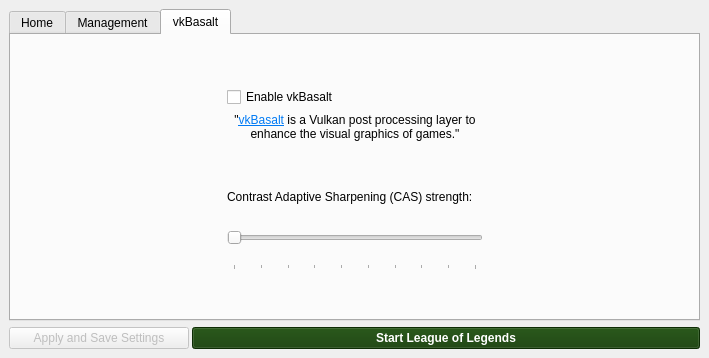
Qt form src/installer.ui (polkaulfield/lol-for-linux-installer) before a commit.
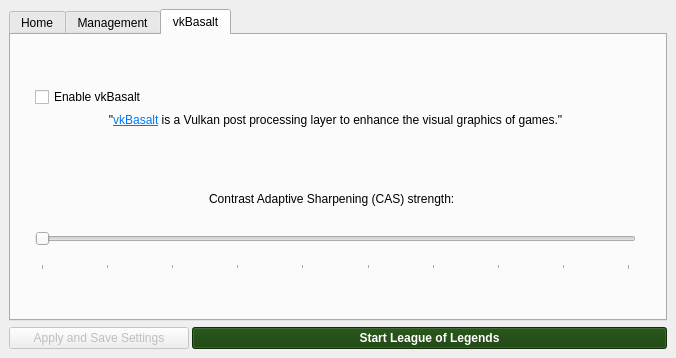
The same form after that commit. The open tabs and pages were chosen to show the change. Icons and pictures are not drawn.

Commit message: Reduce spacing in the vkbasalt tab

Diff of the .ui file:
```diff
--- a/src/installer.ui
+++ b/src/installer.ui
@@ -9,7 +9,7 @@
    <rect>
     <x>0</x>
     <y>0</y>
-    <width>709</width>
+    <width>676</width>
     <height>358</height>
    </rect>
   </property>
@@ -806,25 +806,44 @@
                  <string>vkBasalt</string>
                 </attribute>
                 <layout class="QGridLayout" name="gridLayout">
-                 <item row="4" column="2">
-                  <spacer name="horizontalSpacer_5">
+                 <item row="8" column="1">
+                  <spacer name="verticalSpacer_8">
                    <property name="orientation">
-                    <enum>Qt::Horizontal</enum>
+                    <enum>Qt::Vertical</enum>
+                   </property>
+                   <property name="sizeType">
+                    <enum>QSizePolicy::Preferred</enum>
                    </property>
                    <property name="sizeHint" stdset="0">
                     <size>
-                     <width>40</width>
-                     <height>20</height>
+                     <width>20</width>
+                     <height>40</height>
                     </size>
                    </property>
                   </spacer>
                  </item>
-                 <item row="3" column="1">
+                 <item row="5" column="1">
                   <spacer name="verticalSpacer_6">
                    <property name="orientation">
                     <enum>Qt::Vertical</enum>
                    </property>
                    <property name="sizeType">
+                    <enum>QSizePolicy::MinimumExpanding</enum>
+                   </property>
+                   <property name="sizeHint" stdset="0">
+                    <size>
+                     <width>20</width>
+                     <height>40</height>
+                    </size>
+                   </property>
+                  </spacer>
+                 </item>
+                 <item row="0" column="1">
+                  <spacer name="verticalSpacer_7">
+                   <property name="orientation">
+                    <enum>Qt::Vertical</enum>
+                   </property>
+                   <property name="sizeType">
                     <enum>QSizePolicy::Preferred</enum>
                    </property>
                    <property name="sizeHint" stdset="0">
@@ -835,13 +854,32 @@
                    </property>
                   </spacer>
                  </item>
-                 <item row="4" column="1">
+                 <item row="5" column="2">
+                  <spacer name="horizontalSpacer_12">
+                   <property name="orientation">
+                    <enum>Qt::Horizontal</enum>
+                   </property>
+                   <property name="sizeType">
+                    <enum>QSizePolicy::Fixed</enum>
+                   </property>
+                   <property name="sizeHint" stdset="0">
+                    <size>
+                     <width>20</width>
+                     <height>0</height>
+                    </size>
+                   </property>
+                  </spacer>
+                 </item>
+                 <item row="6" column="1">
                   <layout class="QHBoxLayout" name="horizontalLayout_6">
                    <property name="spacing">
-                    <number>3</number>
+                    <number>1</number>
                    </property>
                    <property name="sizeConstraint">
-                    <enum>QLayout::SetMaximumSize</enum>
+                    <enum>QLayout::SetDefaultConstraint</enum>
+                   </property>
+                   <property name="leftMargin">
+                    <number>0</number>
                    </property>
                    <property name="topMargin">
                     <number>0</number>
@@ -849,116 +887,74 @@
                    <property name="rightMargin">
                     <number>0</number>
                    </property>
+                   <item>
+                    <spacer name="horizontalSpacer_6">
+                     <property name="orientation">
+                      <enum>Qt::Horizontal</enum>
+                     </property>
+                     <property name="sizeHint" stdset="0">
+                      <size>
+                       <width>40</width>
+                       <height>20</height>
+                      </size>
+                     </property>
+                    </spacer>
+                   </item>
                    <item>
                     <widget class="QLabel" name="vkbasaltlabel">
+                     <property name="sizePolicy">
+                      <sizepolicy hsizetype="Minimum" vsizetype="Minimum">
+                       <horstretch>0</horstretch>
+                       <verstretch>0</verstretch>
+                      </sizepolicy>
+                     </property>
                      <property name="text">
                       <string>Contrast Adaptive Sharpening (CAS) strength:</string>
                      </property>
                     </widget>
                    </item>
                    <item>
-                    <widget class="QLabel" name="sharpeningtext_level"/>
+                    <widget class="QLabel" name="sharpeningtext_level">
+                     <property name="sizePolicy">
+                      <sizepolicy hsizetype="Minimum" vsizetype="Minimum">
+                       <horstretch>0</horstretch>
+                       <verstretch>0</verstretch>
+                      </sizepolicy>
+                     </property>
+                    </widget>
+                   </item>
+                   <item>
+                    <spacer name="horizontalSpacer_5">
+                     <property name="orientation">
+                      <enum>Qt::Horizontal</enum>
+                     </property>
+                     <property name="sizeHint" stdset="0">
+                      <size>
+                       <width>40</width>
+                       <height>20</height>
+                      </size>
+                     </property>
+                    </spacer>
                    </item>
                   </layout>
                  </item>
-                 <item row="0" column="1">
-                  <spacer name="verticalSpacer_7">
-                   <property name="orientation">
-                    <enum>Qt::Vertical</enum>
-                   </property>
-                   <property name="sizeType">
-                    <enum>QSizePolicy::Preferred</enum>
-                   </property>
-                   <property name="sizeHint" stdset="0">
-                    <size>
-                     <width>20</width>
-                     <height>40</height>
-                    </size>
-                   </property>
-                  </spacer>
-                 </item>
-                 <item row="4" column="0">
-                  <spacer name="horizontalSpacer_6">
-                   <property name="orientation">
-                    <enum>Qt::Horizontal</enum>
-                   </property>
-                   <property name="sizeHint" stdset="0">
-                    <size>
-                     <width>40</width>
-                     <height>20</height>
-                    </size>
-                   </property>
-                  </spacer>
-                 </item>
-                 <item row="2" column="2">
-                  <spacer name="horizontalSpacer_12">
-                   <property name="orientation">
-                    <enum>Qt::Horizontal</enum>
-                   </property>
-                   <property name="sizeHint" stdset="0">
-                    <size>
-                     <width>40</width>
-                     <height>20</height>
-                    </size>
-                   </property>
-                  </spacer>
-                 </item>
-                 <item row="6" column="1">
-                  <spacer name="verticalSpacer_8">
-                   <property name="orientation">
-                    <enum>Qt::Vertical</enum>
-                   </property>
-                   <property name="sizeType">
-                    <enum>QSizePolicy::Preferred</enum>
-                   </property>
-                   <property name="sizeHint" stdset="0">
-                    <size>
-                     <width>20</width>
-                     <height>40</height>
-                    </size>
-                   </property>
-                  </spacer>
-                 </item>
-                 <item row="2" column="0">
-                  <spacer name="horizontalSpacer_11">
-                   <property name="orientation">
-                    <enum>Qt::Horizontal</enum>
-                   </property>
-                   <property name="sizeHint" stdset="0">
-                    <size>
-                     <width>40</width>
-                     <height>20</height>
-                    </size>
-                   </property>
-                  </spacer>
-                 </item>
-                 <item row="2" column="1">
+                 <item row="3" column="1">
                   <layout class="QVBoxLayout" name="verticalLayout_7">
                    <property name="spacing">
                     <number>0</number>
                    </property>
+                   <property name="leftMargin">
+                    <number>0</number>
+                   </property>
+                   <property name="topMargin">
+                    <number>0</number>
+                   </property>
+                   <property name="rightMargin">
+                    <number>0</number>
+                   </property>
                    <property name="bottomMargin">
                     <number>0</number>
                    </property>
-                   <item>
-                    <widget class="QCheckBox" name="vkbasaltcheckbox">
-                     <property name="sizePolicy">
-                      <sizepolicy hsizetype="MinimumExpanding" vsizetype="MinimumExpanding">
-                       <horstretch>0</horstretch>
-                       <verstretch>0</verstretch>
-                      </sizepolicy>
-                     </property>
-                     <property name="toolTip">
-                      <string>&lt;html&gt;&lt;head/&gt;&lt;body&gt;&lt;p&gt;&amp;quot;vkBasalt is a Vulkan post processing layer to enhance the visual graphics of games.&amp;quot;&lt;/p&gt;&lt;p&gt;In this tab you can configure the &amp;quot;Contrast Adaptive Sharpening&amp;quot; filter.&lt;/p&gt;&lt;p&gt;&lt;a href=&quot;https://github.com/DadSchoorse/vkBasalt&quot;&gt;&lt;span style=&quot; text-decoration: underline; color:#007af4;&quot;&gt;https://github.com/DadSchoorse/vkBasalt&lt;/span&gt;&lt;/a&gt;&lt;/p&gt;&lt;/body&gt;&lt;/html&gt;</string>
-                     </property>
-                     <property name="layoutDirection">
-                      <enum>Qt::LeftToRight</enum>
-                     </property>
-                     <property name="text">
-                      <string>Enable vkBasalt</string>
-                     </property>
-                    </widget>
-                   </item>
                    <item>
                     <spacer name="verticalSpacer_15">
                      <property name="orientation">
@@ -976,36 +972,27 @@
                     </spacer>
                    </item>
                    <item>
-                    <widget class="QLabel" name="label">
-                     <property name="autoFillBackground">
-                      <bool>false</bool>
+                    <widget class="QCheckBox" name="vkbasaltcheckbox">
+                     <property name="sizePolicy">
+                      <sizepolicy hsizetype="Fixed" vsizetype="Fixed">
+                       <horstretch>0</horstretch>
+                       <verstretch>0</verstretch>
+                      </sizepolicy>
                      </property>
-                     <property name="frameShape">
-                      <enum>QFrame::NoFrame</enum>
+                     <property name="toolTip">
+                      <string>&lt;html&gt;&lt;head/&gt;&lt;body&gt;&lt;p&gt;&amp;quot;vkBasalt is a Vulkan post processing layer to enhance the visual graphics of games.&amp;quot;&lt;/p&gt;&lt;p&gt;In this tab you can configure the &amp;quot;Contrast Adaptive Sharpening&amp;quot; filter.&lt;/p&gt;&lt;p&gt;&lt;a href=&quot;https://github.com/DadSchoorse/vkBasalt&quot;&gt;&lt;span style=&quot; text-decoration: underline; color:#007af4;&quot;&gt;https://github.com/DadSchoorse/vkBasalt&lt;/span&gt;&lt;/a&gt;&lt;/p&gt;&lt;/body&gt;&lt;/html&gt;</string>
                      </property>
-                     <property name="frameShadow">
-                      <enum>QFrame::Plain</enum>
+                     <property name="layoutDirection">
+                      <enum>Qt::LeftToRight</enum>
                      </property>
                      <property name="text">
-                      <string>&lt;html&gt;&lt;head/&gt;&lt;body&gt;&lt;p align=&quot;center&quot;&gt;&amp;quot;&lt;a href=&quot;https://github.com/DadSchoorse/vkBasalt&quot;&gt;&lt;span style=&quot; text-decoration: underline; color:#007af4;&quot;&gt;vkBasalt&lt;/span&gt;&lt;/a&gt; is a Vulkan post processing layer to enhance the visual graphics of games.&amp;quot;&lt;/p&gt;&lt;/body&gt;&lt;/html&gt;</string>
-                     </property>
-                     <property name="textFormat">
-                      <enum>Qt::AutoText</enum>
-                     </property>
-                     <property name="scaledContents">
-                      <bool>false</bool>
-                     </property>
-                     <property name="wordWrap">
-                      <bool>true</bool>
-                     </property>
-                     <property name="openExternalLinks">
-                      <bool>true</bool>
+                      <string>Enable vkBasalt</string>
                      </property>
                     </widget>
                    </item>
                   </layout>
                  </item>
-                 <item row="5" column="1">
+                 <item row="7" column="1">
                   <widget class="QSlider" name="vkbasaltslider">
                    <property name="enabled">
                     <bool>false</bool>
@@ -1051,31 +1038,58 @@
                    </property>
                   </widget>
                  </item>
+                 <item row="4" column="1">
+                  <widget class="QLabel" name="label">
+                   <property name="sizePolicy">
+                    <sizepolicy hsizetype="Minimum" vsizetype="Minimum">
+                     <horstretch>0</horstretch>
+                     <verstretch>0</verstretch>
+                    </sizepolicy>
+                   </property>
+                   <property name="autoFillBackground">
+                    <bool>false</bool>
+                   </property>
+                   <property name="frameShape">
+                    <enum>QFrame::NoFrame</enum>
+                   </property>
+                   <property name="frameShadow">
+                    <enum>QFrame::Plain</enum>
+                   </property>
+                   <property name="text">
+                    <string>&lt;html&gt;&lt;head/&gt;&lt;body&gt;&lt;p align=&quot;center&quot;&gt;&amp;quot;&lt;a href=&quot;https://github.com/DadSchoorse/vkBasalt&quot;&gt;&lt;span style=&quot; text-decoration: underline; color:#007af4;&quot;&gt;vkBasalt&lt;/span&gt;&lt;/a&gt; is a Vulkan post processing layer to enhance the visual graphics of games.&amp;quot;&lt;/p&gt;&lt;/body&gt;&lt;/html&gt;</string>
+                   </property>
+                   <property name="textFormat">
+                    <enum>Qt::AutoText</enum>
+                   </property>
+                   <property name="scaledContents">
+                    <bool>false</bool>
+                   </property>
+                   <property name="alignment">
+                    <set>Qt::AlignLeading|Qt::AlignLeft|Qt::AlignVCenter</set>
+                   </property>
+                   <property name="wordWrap">
+                    <bool>true</bool>
+                   </property>
+                   <property name="indent">
+                    <number>0</number>
+                   </property>
+                   <property name="openExternalLinks">
+                    <bool>true</bool>
+                   </property>
+                  </widget>
+                 </item>
                  <item row="5" column="0">
-                  <spacer name="horizontalSpacer_20">
-                   <property name="orientation">
-                    <enum>Qt::Horizontal</enum>
-                   </property>
-                   <property name="sizeHint" stdset="0">
-                    <size>
-                     <width>40</width>
-                     <height>20</height>
-                    </size>
-                   </property>
-                  </spacer>
-                 </item>
-                 <item row="5" column="2">
-                  <spacer name="horizontalSpacer_21">
+                  <spacer name="horizontalSpacer_11">
                    <property name="orientation">
                     <enum>Qt::Horizontal</enum>
                    </property>
                    <property name="sizeType">
-                    <enum>QSizePolicy::Expanding</enum>
+                    <enum>QSizePolicy::Fixed</enum>
                    </property>
                    <property name="sizeHint" stdset="0">
                     <size>
-                     <width>10</width>
-                     <height>10</height>
+                     <width>15</width>
+                     <height>0</height>
                     </size>
                    </property>
                   </spacer>
```
Left out of the diff: 152 changed lines with no effect on the pictures.
